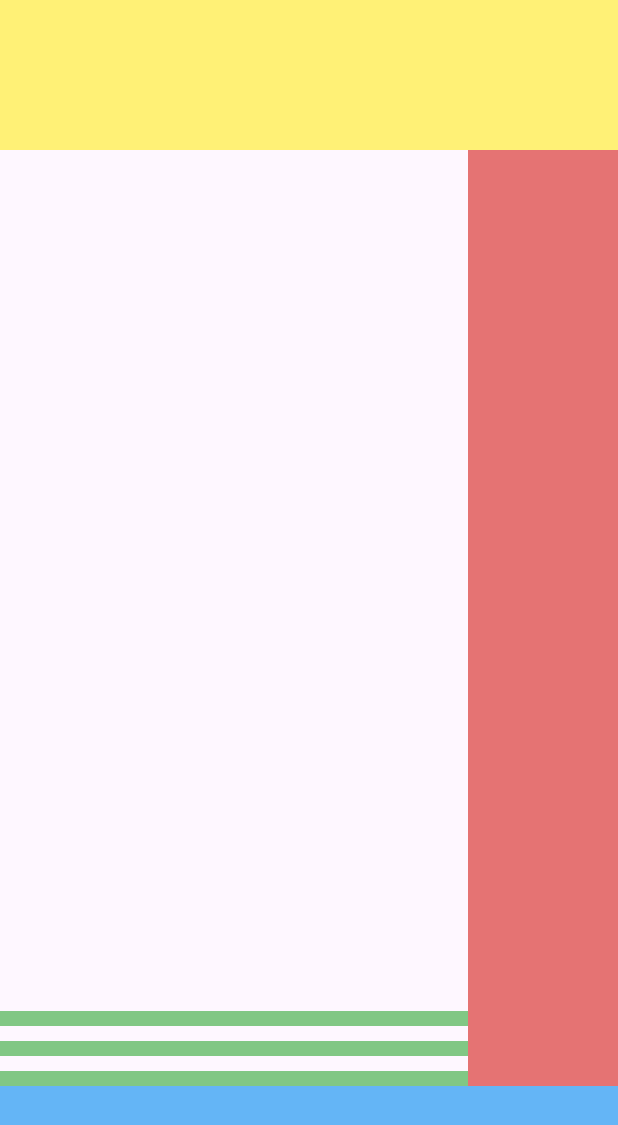
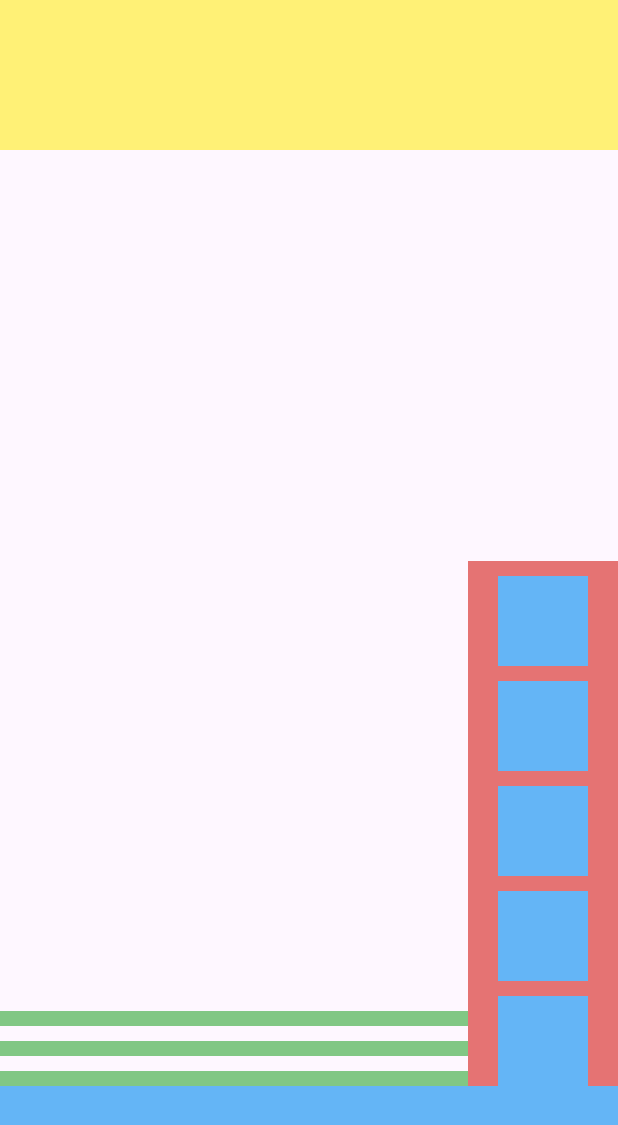
Before and after one commit to Birkity/flutter_tutorial, a Flutter app: the screen it shows after launch, on a phone screen of 412 x 824 dp. Shown: the top 1125 px of the screen. Run offline on Flutter 3.47's test engine with Material 3 defaults, Android fonts, the phone set to English and light mode, and no system bars.

Commit message:
Add childern to action tool bar

```diff
--- a/tik_tok_ui/lib/home.dart
+++ b/tik_tok_ui/lib/home.dart
@@ -20,6 +20,17 @@ class Home extends StatelessWidget{
   Widget get actionToolbar => Container(
                 width: 100.0,
                 color: Colors.red[300],
+                child: Column(
+                  mainAxisSize: MainAxisSize.min,
+                  children:
+                    List<Widget>.generate(5, (_) => Container(
+                      width: 60,
+                      height: 60,
+                      color: Colors.blue[300],
+                      margin: EdgeInsets.only(top: 10),
+
+                    )),
+                ),
               );
   Widget get middleSection => Expanded(
     child: Row(
```
